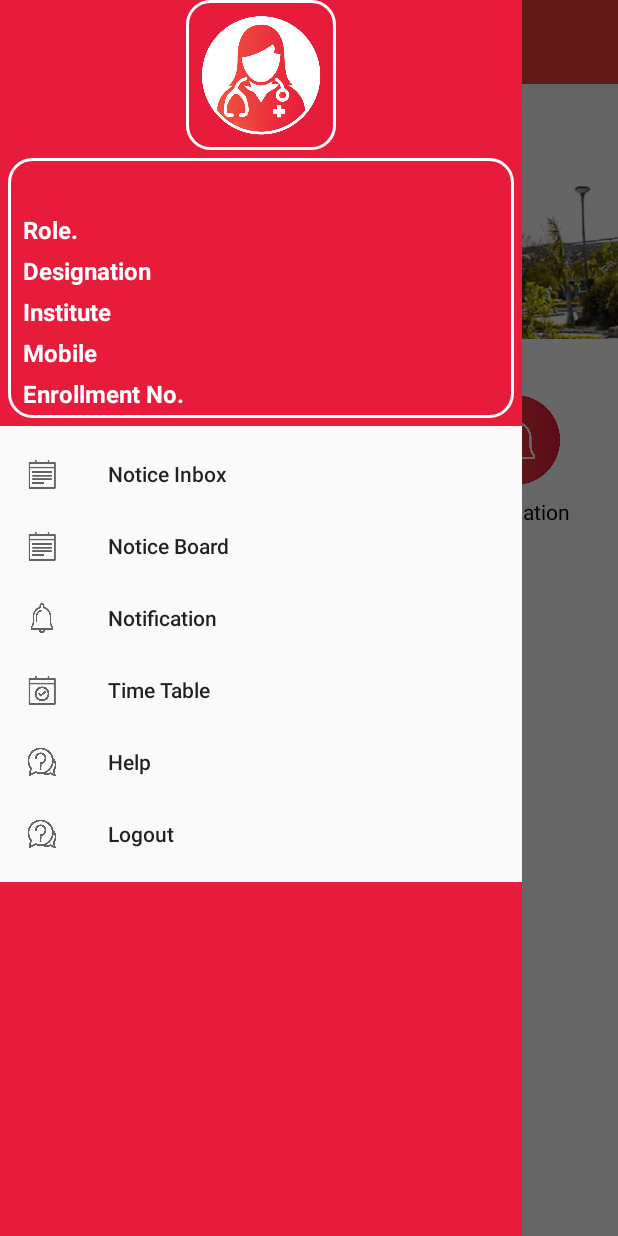
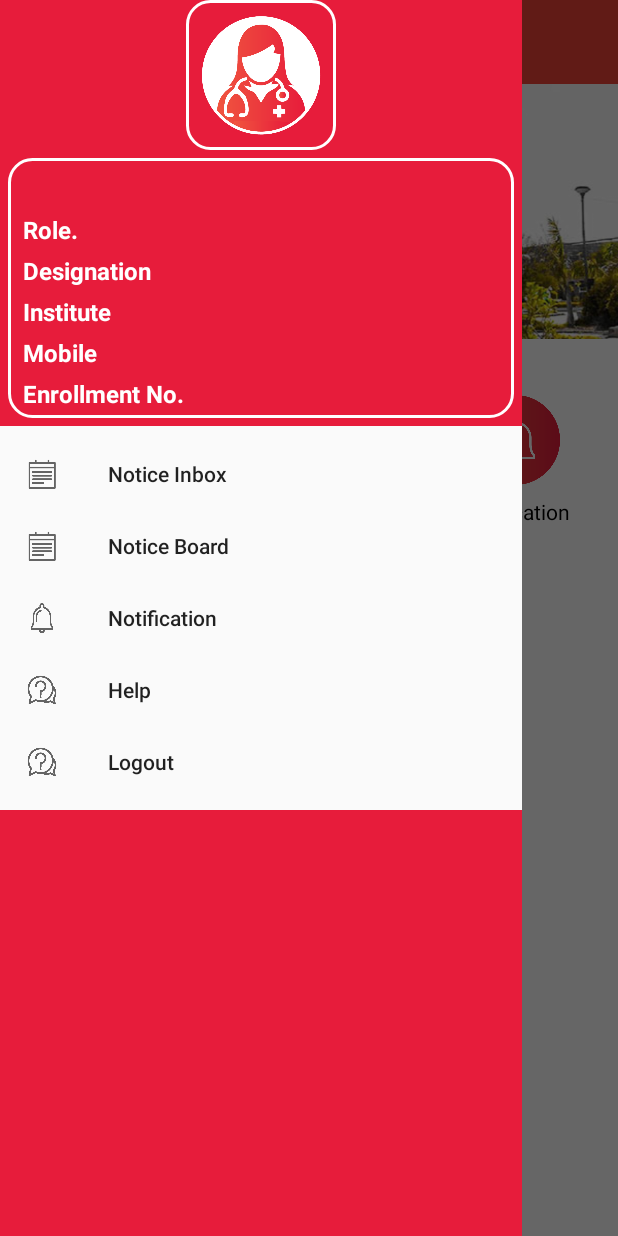
Before and after one commit to itKamal1992/DmimsDuApp, an Android app: the InstituteDashboard screen opened directly, with no data from a screen before it, with the side drawer open, on a phone screen of 412 x 824 dp. Run offline under Robolectric (Android 15) with nearby library versions, the phone set to English and light mode, and no system bars; 5 statements that could not run were skipped.

Commit message:
Kamal Commit Final

```diff
--- a/app/src/main/java/com/dmims/dmims/activity/Activity_Notification_Student.kt
+++ b/app/src/main/java/com/dmims/dmims/activity/Activity_Notification_Student.kt
@@ -107,12 +107,12 @@ class Activity_Notification_Student : AppCompatActivity() {
                                             }
                                             users.add(
                                                 NoticeStudCurrent(
-                                                    "NOTICE TITLE: " + result.Data14!![i].NOTICE_TITLE,
-                                                    "SENDER: " + result.Data14!![i].USER_ROLE,
+                                                     result.Data14!![i].NOTICE_TITLE,
+                                                     result.Data14!![i].USER_ROLE,
                                                     "NOTICE FOR: " + result.Data14!![i].USER_TYPE,
                                                     "NOTICE TYPE: " + result.Data14!![i].NOTICE_TYPE,
                                                     "NOTICE DESC: " + result.Data14!![i].NOTICE_DESC,
-                                                    "NOTICE DATE: " + result.Data14!![i].NOTICE_DATE,
+                                                     result.Data14!![i].NOTICE_DATE,
                                                     "INSTITUTE: " + result.Data14!![i].INSTITUTE_NAME,
                                                     "COURSE NAME: " + result.Data14!![i].COURSE_NAME,
                                                     "COURSE ID: " + result.Data14!![i].COURSE_ID,
--- a/app/src/main/java/com/dmims/dmims/activity/Student_CurrentNotification.kt
+++ b/app/src/main/java/com/dmims/dmims/activity/Student_CurrentNotification.kt
@@ -97,12 +97,12 @@ class Student_CurrentNotification : AppCompatActivity() {
                                                 }
                                                 users.add(
                                                     NoticeStudCurrent(
-                                                        "NOTICE TITLE: " + result.Data14!![i].NOTICE_TITLE,
-                                                        "SENDER: " + result.Data14!![i].USER_ROLE,
+                                                         result.Data14!![i].NOTICE_TITLE,
+                                                         result.Data14!![i].USER_ROLE,
                                                         "NOTICE FOR: " + result.Data14!![i].USER_TYPE,
                                                         "NOTICE TYPE: " + result.Data14!![i].NOTICE_TYPE,
                                                         "NOTICE DESC: " + result.Data14!![i].NOTICE_DESC,
-                                                        "NOTICE DATE: " + result.Data14!![i].NOTICE_DATE,
+                                                         result.Data14!![i].NOTICE_DATE,
                                                         "INSTITUTE: " + result.Data14!![i].INSTITUTE_NAME,
                                                         "COURSE NAME: " + result.Data14!![i].COURSE_NAME,
                                                         "COURSE ID: " + result.Data14!![i].COURSE_ID,
--- a/app/src/main/java/com/dmims/dmims/dashboard/InstituteDashboard.kt
+++ b/app/src/main/java/com/dmims/dmims/dashboard/InstituteDashboard.kt
@@ -25,7 +25,7 @@ import kotlinx.android.synthetic.main.faculty_dashboard.*
 import java.util.*
 
 class InstituteDashboard : AppCompatActivity() {
-    lateinit var time_table: LinearLayout
+
     lateinit var noticeboardgrid: LinearLayout
     lateinit var notification: LinearLayout
     lateinit var emergencygrid: LinearLayout
@@ -51,7 +51,7 @@ class InstituteDashboard : AppCompatActivity() {
     override fun onCreate(savedInstanceState: Bundle?) {
         super.onCreate(savedInstanceState)
         setContentView(R.layout.institute_dashboard)
-        time_table = findViewById<View>(R.id.time_table) as LinearLayout
+
         noticeboardgrid = findViewById<View>(R.id.noticeboardgrid) as LinearLayout
         notification = findViewById<View>(R.id.notification) as LinearLayout
         helpdiloadboad = findViewById<View>(R.id.helpdiloadboad) as LinearLayout
@@ -81,7 +81,7 @@ class InstituteDashboard : AppCompatActivity() {
         txt_designation.text= "Designation: "+key_designation!!
 
         //Set Event
-        setSingleEvent(time_table)
+
         setNoticeEvent(noticeboardgrid)
         getNotice(notification)
         setHelpalertEvent(helpdiloadboad)
@@ -125,16 +125,7 @@ class InstituteDashboard : AppCompatActivity() {
                     intent.putExtra("id_admin", id_admin)
                     startActivity(intent)
                 }
-                R.id.action_time_table -> {
-                    val intent = Intent(this@InstituteDashboard, Activity_time_table_institute::class.java)
-//                    intent.putExtra("info", "Attendance Activity")
-                    val mypref8 = getSharedPreferences("mypref", Context.MODE_PRIVATE)
-                    var student_id_key8 = mypref8.getString("Stud_id_key", null)
-                    intent.putExtra("stud_k", student_id_key8!!.toString())
-                    intent.putExtra("date_of_admiss_k", dateOfAdmission.toString())
-                    intent.putExtra("info", "Attendance Activity")
-                    startActivity(intent)
-                }
+
                 R.id.action_help -> {
                     displayhelpalert()
                 }
@@ -240,17 +231,7 @@ class InstituteDashboard : AppCompatActivity() {
     }
 
     //ViewPager end
-    private fun setSingleEvent(time_table: LinearLayout) {
-        time_table.setOnClickListener(View.OnClickListener {
-            val intent = Intent(this@InstituteDashboard, Activity_time_table_institute::class.java)
-            val mypref9 = getSharedPreferences("mypref", Context.MODE_PRIVATE)
-            var student_id_key10 = mypref9.getString("Stud_id_key", null)
-            intent.putExtra("stud_k", student_id_key10!!.toString())
-            intent.putExtra("date_of_admiss_k", dateOfAdmission.toString())
-            intent.putExtra("info", "Attendance Activity")
-            startActivity(intent)
-        })
-    }
+
 
     private fun setNoticeEvent(noticeboardgrid: LinearLayout) {
         noticeboardgrid.setOnClickListener(View.OnClickListener {
--- a/app/src/main/java/com/dmims/dmims/remote/PhpApiInterface.kt
+++ b/app/src/main/java/com/dmims/dmims/remote/PhpApiInterface.kt
@@ -159,4 +159,6 @@ interface PhpApiInterface  {
     @POST("pdfupload/PostDeleteMCQ.php")
     fun deleteMCQ(@Field("id") id: String): Call<APIResponse>
 
+    @POST("pdfupload/read.php")
+    fun readpdfpath(@Field("id") id: String): Call<ApiVersion>
 }
--- a/app/src/main/res/layout/institute_dashboard.xml
+++ b/app/src/main/res/layout/institute_dashboard.xml
@@ -175,36 +175,6 @@
 						android:orientation="horizontal"
 						android:weightSum="3"
 					>
-						<LinearLayout
-							android:id="@+id/time_table"
-							android:layout_width="0dp"
-							android:layout_height="130dp"
-							android:layout_margin="2dp"
-							android:layout_weight="1"
-							android:background="@color/colorWhite"
-							android:orientation="vertical"
-						>
-							<ImageView
-								android:layout_width="60dp"
-								android:layout_height="60dp"
-								android:layout_gravity="center"
-								android:layout_marginTop="20dp"
-								android:background="@drawable/white_right_corner_bg"
-								android:src="@drawable/ic_time_table"
-							/>
-							<TextView
-								android:layout_width="match_parent"
-								android:layout_height="match_parent"
-								android:layout_marginTop="0dp"
-								android:background="@drawable/white_right_corner_bg"
-								android:padding="8dp"
-								android:text="Time Table"
-								android:textAlignment="center"
-								android:textColor="#000"
-								android:textSize="14sp"
-							/>
-
-						</LinearLayout>
 
 
 						<LinearLayout
--- a/app/src/main/res/menu/institute_drawer_menu.xml
+++ b/app/src/main/res/menu/institute_drawer_menu.xml
@@ -18,11 +18,6 @@
 			android:title="Notification"
 			android:icon="@drawable/ic_event_notification"
 	/>
-	<item
-			android:id="@+id/action_time_table"
-			android:title="Time Table"
-			android:icon="@drawable/ic_time_table_drawer"
-	/>
 
 
 	<item
```
Also changed, not shown: app/src/main/java/com/dmims/dmims/activity/InstituteNoticeBoard.kt (+146 -18 lines).
